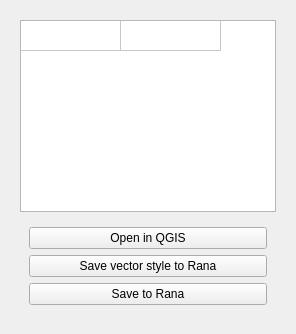
Qt form rana_qgis_plugin/widgets/ui/rana.ui (nens/rana-qgis-plugin) before a commit.
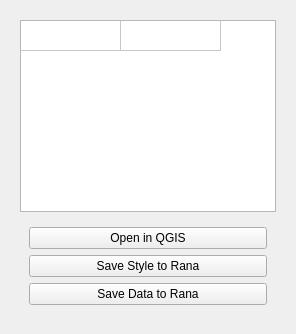
The same form after that commit. The open tabs and pages were chosen to show the change.

Commit message: Improve button names and vector layers to show in QGIS

What changed in the file:
```diff
--- a/rana_qgis_plugin/widgets/ui/rana.ui
+++ b/rana_qgis_plugin/widgets/ui/rana.ui
@@ -127,14 +127,14 @@
           <item>
            <widget class="QPushButton" name="btn_save_vector_style">
             <property name="text">
-             <string>Save vector style to Rana</string>
+             <string>Save Style to Rana</string>
             </property>
            </widget>
           </item>
           <item>
            <widget class="QPushButton" name="btn_save">
             <property name="text">
-             <string>Save to Rana</string>
+             <string>Save Data to Rana</string>
             </property>
            </widget>
           </item>
```
The commit also changes 2 other files.
